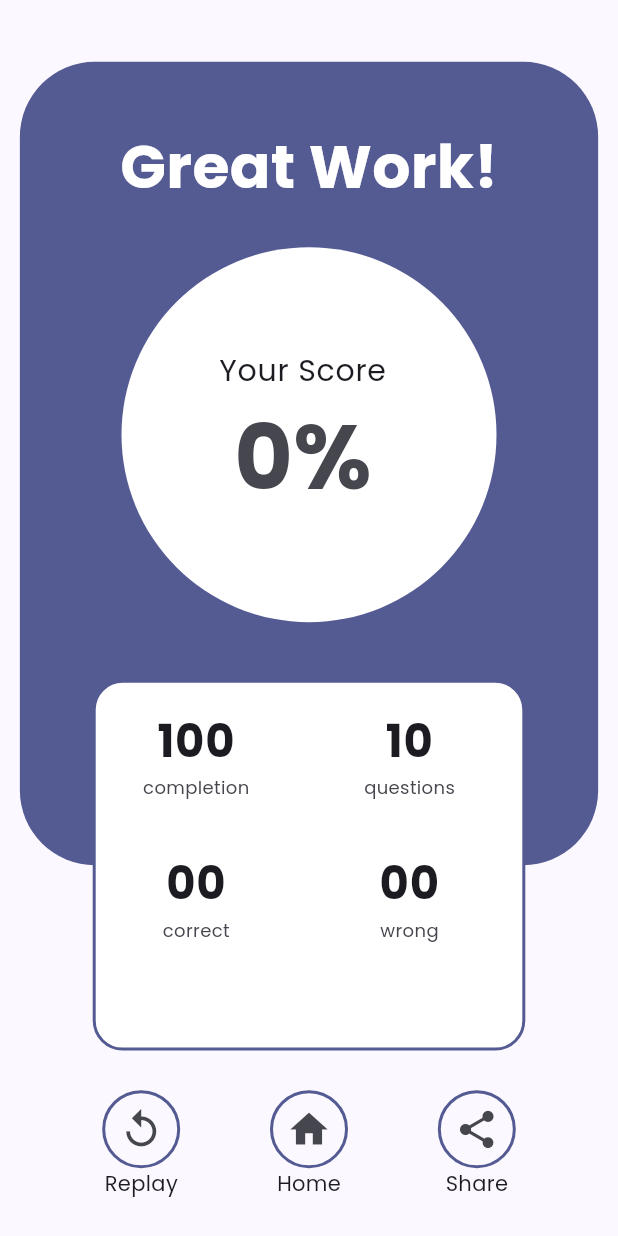
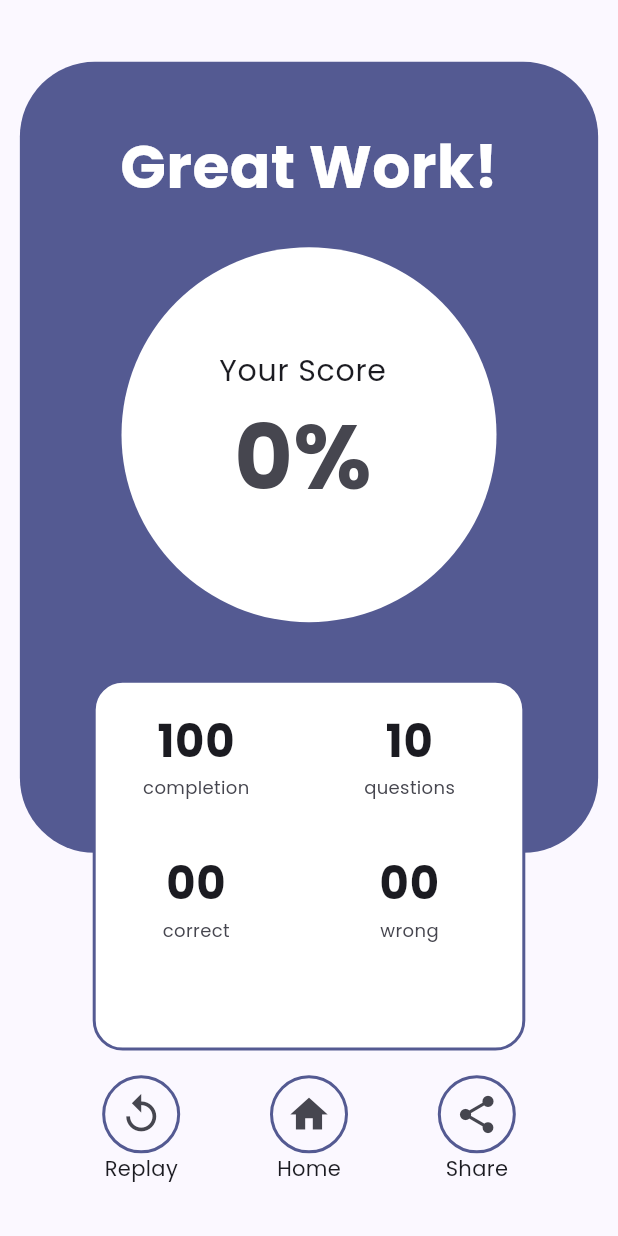
Before and after one commit to AbduHany/quizzit, a Flutter app: the ResultPage screen opened directly with empty values, on a phone screen of 412 x 824 dp. Run offline on Flutter 3.47's test engine with Material 3 defaults, Android fonts, the light colour scheme and no system bars; our stand-ins replace dio, google_fonts, rive, share_plus; missing offline and left inert: unique_name_generator; network calls fail.

Commit message:
publish edits

```diff
--- a/lib/src/pages/home_page/home_page.dart
+++ b/lib/src/pages/home_page/home_page.dart
@@ -79,7 +79,7 @@ class _HomePageState extends State<HomePage> {
               builder: (context) {
                 return AlertDialog(
                   content: SizedBox(
-                    height: MediaQuery.of(context).size.height * 0.09,
+                    height: MediaQuery.of(context).size.height * 0.11,
                     child: Column(
                       mainAxisAlignment: MainAxisAlignment.center,
                       children: [
--- a/lib/src/pages/quiz_page/radio_button_item.dart
+++ b/lib/src/pages/quiz_page/radio_button_item.dart
@@ -19,8 +19,8 @@ class RadioButtonItem extends StatelessWidget {
         onChanged(value);
       },
       child: Container(
-        margin: const EdgeInsets.all(8.0),
-        padding: const EdgeInsets.all(12.0),
+        margin: EdgeInsets.all(MediaQuery.of(context).size.height * .009),
+        padding: EdgeInsets.all(MediaQuery.of(context).size.height * .01),
         decoration: BoxDecoration(
           border: Border.all(
             color: groupValue == value ? Colors.blue : Colors.grey,
--- a/lib/src/pages/results_page/results_page.dart
+++ b/lib/src/pages/results_page/results_page.dart
@@ -51,7 +51,8 @@ class _ResultPageState extends State<ResultPage> {
                 wrongCount: widget.wrongCount),
             // bottom panel with the icons
             Container(
-              margin: const EdgeInsets.only(top: 150),
+              margin: EdgeInsets.only(
+                  top: MediaQuery.of(context).size.height * 0.18),
               child: Row(
                 mainAxisAlignment: MainAxisAlignment.spaceEvenly,
                 children: [
--- a/lib/src/pages/results_page/score_stack.dart
+++ b/lib/src/pages/results_page/score_stack.dart
@@ -33,7 +33,7 @@ class _ScoreStackState extends State<ScoreStack> {
             color: Theme.of(context).colorScheme.primary,
           ),
           margin: const EdgeInsets.symmetric(horizontal: 5),
-          height: MediaQuery.of(context).size.height * 0.65,
+          height: MediaQuery.of(context).size.height * 0.64,
           width: MediaQuery.of(context).size.width,
         ),
         Positioned(
```
Also changed, not shown: lib/src/pages/home_page/diff_selection.dart (+5 -5 lines), lib/src/pages/profile_page/profile_page.dart (+10 -10 lines), pubspec.yaml (+7 -3 lines), assets/icon/icon.png (added), pubspec.lock, 10 other files.
